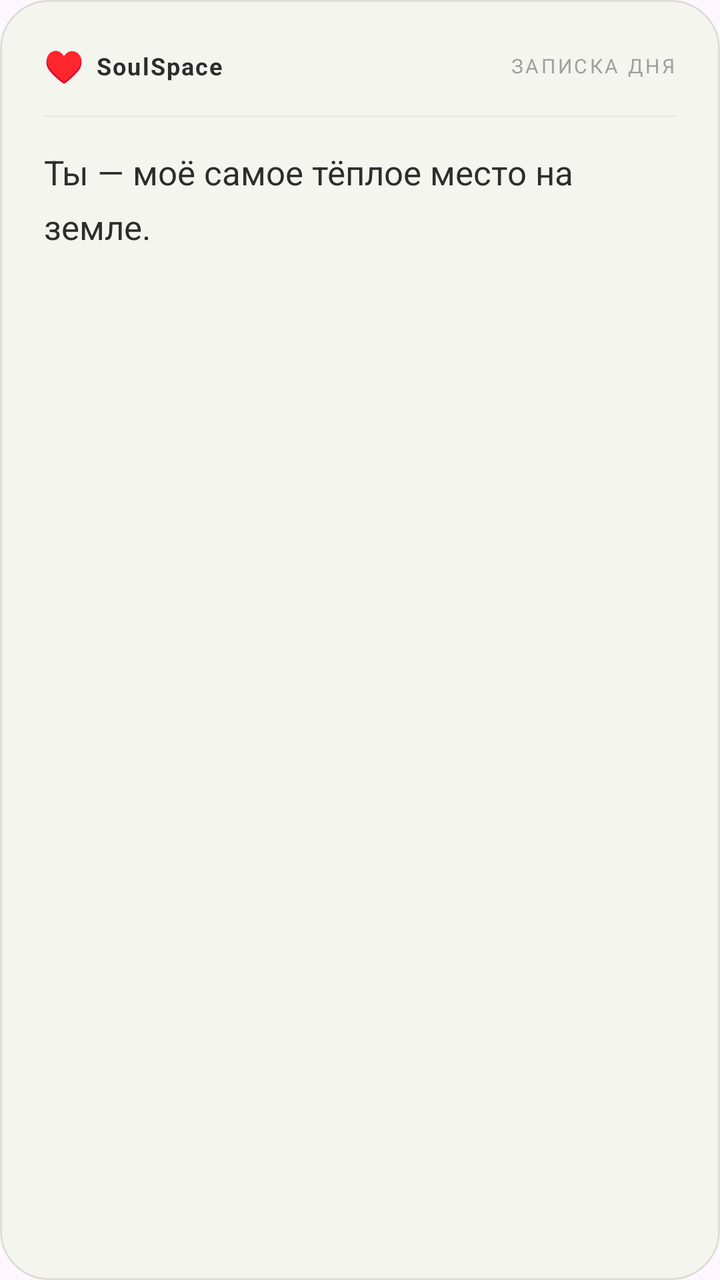
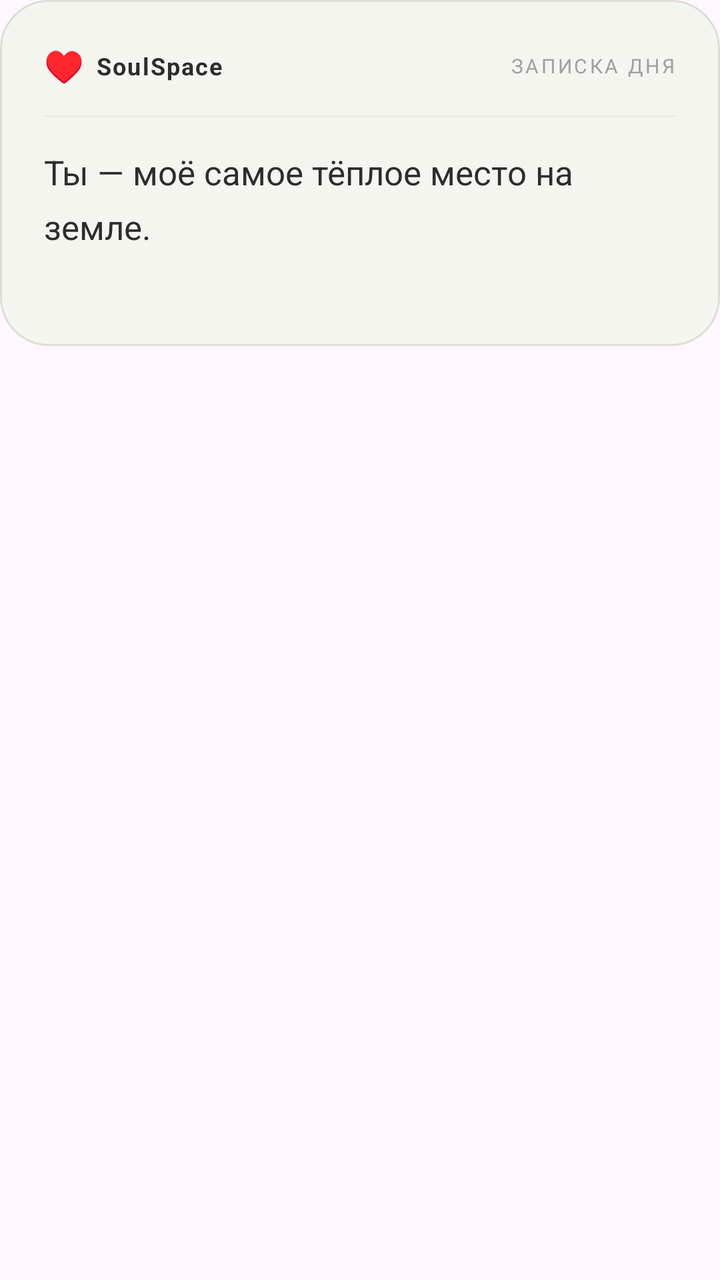

Before-and-after screenshots of an Android layout around one commit, followed by the original layout XML and the change that was made.
<!-- AndroidManifest.xml: application theme Theme.SoulSpace -->
<!-- res/layout/widget_daily_note_tall.xml -->
<?xml version="1.0" encoding="utf-8"?>
<LinearLayout xmlns:android="http://schemas.android.com/apk/res/android"
    android:id="@+id/widget_root"
    android:layout_width="match_parent"
    android:layout_height="match_parent"
    android:background="@drawable/widget_daily_note_background"
    android:orientation="vertical"
    android:padding="22dp">

    <LinearLayout
        android:layout_width="match_parent"
        android:layout_height="wrap_content"
        android:gravity="center_vertical"
        android:orientation="horizontal">

        <TextView
            android:layout_width="wrap_content"
            android:layout_height="wrap_content"
            android:text="♥"
            android:textColor="#5C5470"
            android:textSize="16sp" />

        <TextView
            android:layout_width="wrap_content"
            android:layout_height="wrap_content"
            android:layout_marginStart="6dp"
            android:letterSpacing="0.06"
            android:text="SoulSpace"
            android:textColor="#2D2D2D"
            android:textSize="12sp"
            android:textStyle="bold" />

        <TextView
            android:layout_width="0dp"
            android:layout_height="1dp"
            android:layout_weight="1" />

        <TextView
            android:layout_width="wrap_content"
            android:layout_height="wrap_content"
            android:letterSpacing="0.12"
            android:text="ЗАПИСКА ДНЯ"
            android:textColor="#A0A0A0"
            android:textSize="10sp" />

    </LinearLayout>

    <TextView
        android:layout_width="match_parent"
        android:layout_height="1dp"
        android:layout_marginTop="14dp"
        android:background="#EAEAE4" />

    <TextView
        android:id="@+id/widget_note_text"
        android:layout_width="match_parent"
        android:layout_height="0dp"
        android:layout_marginTop="16dp"
        android:layout_weight="1"
        android:ellipsize="end"
        android:lineSpacingMultiplier="1.35"
        android:maxLines="10"
        android:text="Ты — моё самое тёплое место на земле."
        android:textColor="#2D2D2D"
        android:textSize="17sp" />

    <TextView
        android:id="@+id/widget_note_meta"
        android:layout_width="match_parent"
        android:layout_height="wrap_content"
        android:layout_marginTop="10dp"
        android:ellipsize="end"
        android:maxLines="1"
        android:textColor="#A0A0A0"
        android:textSize="12sp" />

</LinearLayout>
<!-- resources referenced by this layout -->
<resources>
  <!-- drawable widget_daily_note_background (drawable) -->
  <?xml version="1.0" encoding="utf-8"?>
  <shape xmlns:android="http://schemas.android.com/apk/res/android"
      android:shape="rectangle">
      <solid android:color="#F5F5F0" />
      <stroke
          android:width="1dp"
          android:color="#E0DDD6" />
      <corners android:radius="24dp" />
  </shape>
  <style name="Theme.SoulSpace" parent="Base.Theme.SoulSpace" />
  <style name="Base.Theme.SoulSpace" parent="Theme.Material3.DayNight.NoActionBar">
          
          
      </style>
</resources>

<!-- the commit's change to res/layout/widget_daily_note_tall.xml (unified diff, before → after) -->
@@ -3,75 +3,82 @@
     android:id="@+id/widget_root"
     android:layout_width="match_parent"
     android:layout_height="match_parent"
-    android:background="@drawable/widget_daily_note_background"
-    android:orientation="vertical"
-    android:padding="22dp">
+    android:orientation="vertical">
 
     <LinearLayout
+        android:id="@+id/widget_card"
         android:layout_width="match_parent"
         android:layout_height="wrap_content"
-        android:gravity="center_vertical"
-        android:orientation="horizontal">
+        android:background="@drawable/widget_daily_note_background"
+        android:orientation="vertical"
+        android:padding="22dp">
+
+        <LinearLayout
+            android:layout_width="match_parent"
+            android:layout_height="wrap_content"
+            android:gravity="center_vertical"
+            android:orientation="horizontal">
+
+            <TextView
+                android:layout_width="wrap_content"
+                android:layout_height="wrap_content"
+                android:text="♥"
+                android:textColor="#5C5470"
+                android:textSize="16sp" />
+
+            <TextView
+                android:layout_width="wrap_content"
+                android:layout_height="wrap_content"
+                android:layout_marginStart="6dp"
+                android:letterSpacing="0.06"
+                android:text="SoulSpace"
+                android:textColor="#2D2D2D"
+                android:textSize="12sp"
+                android:textStyle="bold" />
+
+            <TextView
+                android:layout_width="0dp"
+                android:layout_height="1dp"
+                android:layout_weight="1" />
+
+            <TextView
+                android:layout_width="wrap_content"
+                android:layout_height="wrap_content"
+                android:letterSpacing="0.12"
+                android:text="ЗАПИСКА ДНЯ"
+                android:textColor="#A0A0A0"
+                android:textSize="10sp" />
+
+        </LinearLayout>
 
         <TextView
-            android:layout_width="wrap_content"
-            android:layout_height="wrap_content"
-            android:text="♥"
-            android:textColor="#5C5470"
-            android:textSize="16sp" />
+            android:layout_width="match_parent"
+            android:layout_height="1dp"
+            android:layout_marginTop="14dp"
+            android:background="#EAEAE4" />
 
         <TextView
-            android:layout_width="wrap_content"
+            android:id="@+id/widget_note_text"
+            android:layout_width="match_parent"
             android:layout_height="wrap_content"
-            android:layout_marginStart="6dp"
-            android:letterSpacing="0.06"
-            android:text="SoulSpace"
+            android:layout_marginTop="16dp"
+            android:ellipsize="end"
+            android:lineSpacingMultiplier="1.35"
+            android:maxLines="10"
+            android:text="Ты — моё самое тёплое место на земле."
             android:textColor="#2D2D2D"
-            android:textSize="12sp"
-            android:textStyle="bold" />
+            android:textSize="17sp" />
 
         <TextView
-            android:layout_width="0dp"
-            android:layout_height="1dp"
-            android:layout_weight="1" />
-
-        <TextView
-            android:layout_width="wrap_content"
+            android:id="@+id/widget_note_meta"
+            android:layout_width="match_parent"
             android:layout_height="wrap_content"
-            android:letterSpacing="0.12"
-            android:text="ЗАПИСКА ДНЯ"
+            android:layout_marginTop="10dp"
+            android:ellipsize="end"
+            android:maxLines="1"
             android:textColor="#A0A0A0"
-            android:textSize="10sp" />
+            android:textSize="12sp" />
 
     </LinearLayout>
 
-    <TextView
-        android:layout_width="match_parent"
-        android:layout_height="1dp"
-        android:layout_marginTop="14dp"
-        android:background="#EAEAE4" />
-
-    <TextView
-        android:id="@+id/widget_note_text"
-        android:layout_width="match_parent"
-        android:layout_height="0dp"
-        android:layout_marginTop="16dp"
-        android:layout_weight="1"
-        android:ellipsize="end"
-        android:lineSpacingMultiplier="1.35"
-        android:maxLines="10"
-        android:text="Ты — моё самое тёплое место на земле."
-        android:textColor="#2D2D2D"
-        android:textSize="17sp" />
-
-    <TextView
-        android:id="@+id/widget_note_meta"
-        android:layout_width="match_parent"
-        android:layout_height="wrap_content"
-        android:layout_marginTop="10dp"
-        android:ellipsize="end"
-        android:maxLines="1"
-        android:textColor="#A0A0A0"
-        android:textSize="12sp" />
-
 </LinearLayout>
